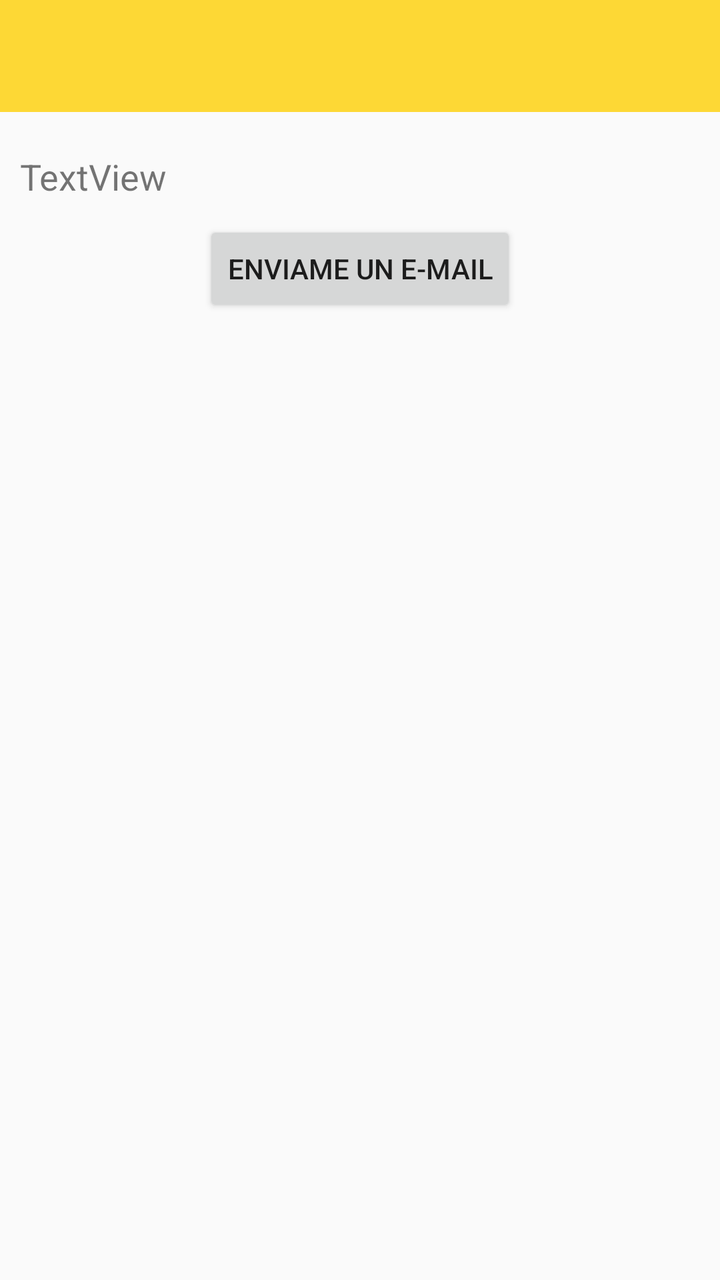
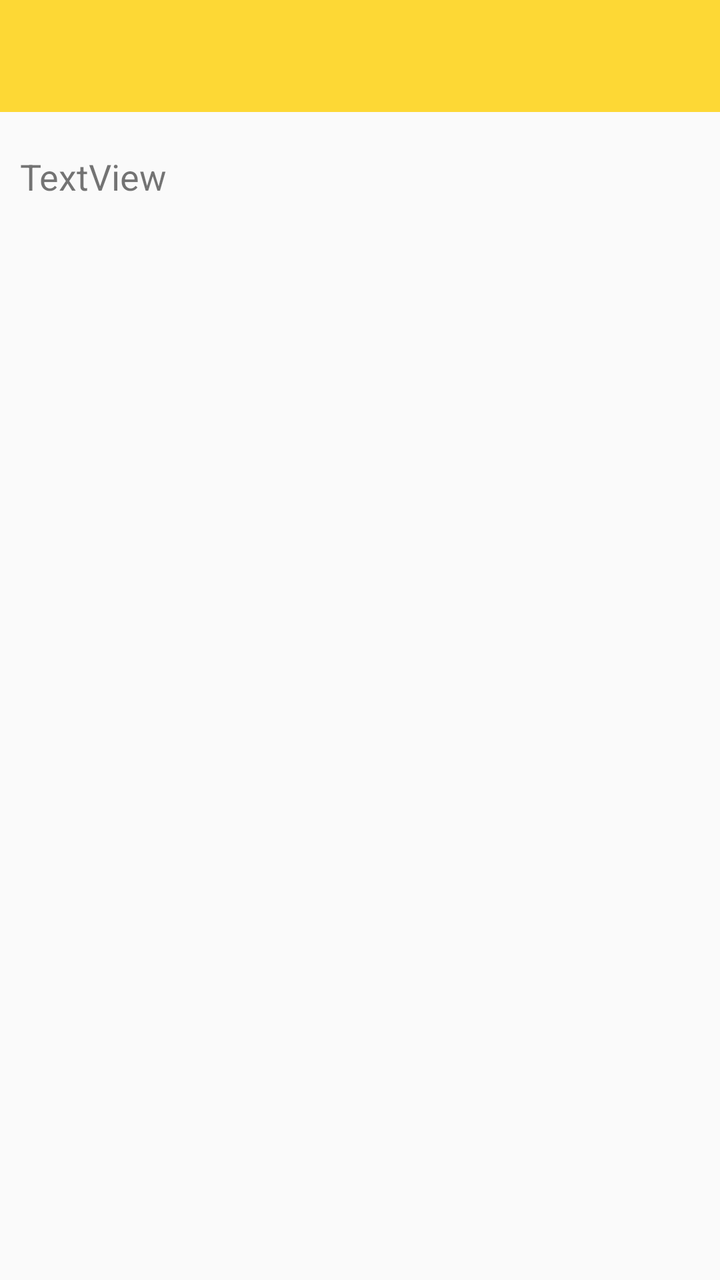

The first picture is an Android layout as it rendered before a commit; the second is the same layout after the commit. The layout source and the unified diff follow.
<!-- AndroidManifest.xml: application theme AppTheme -->
<!-- res/layout/activity_ayuda.xml -->
<?xml version="1.0" encoding="utf-8"?>
<androidx.constraintlayout.widget.ConstraintLayout xmlns:android="http://schemas.android.com/apk/res/android"
    xmlns:app="http://schemas.android.com/apk/res-auto"
    xmlns:tools="http://schemas.android.com/tools"
    android:layout_width="match_parent"
    android:layout_height="match_parent"
    tools:context="com.sistemas51.horarioslavalle.activity.Help">
    <androidx.appcompat.widget.Toolbar
        android:layout_width="match_parent"
        android:layout_height="wrap_content"
        android:background="@color/colorPrimary"
        android:id="@+id/toolbarHelp"/>

    <ScrollView
        android:layout_width="match_parent"
        android:layout_height="match_parent"
        android:layout_marginLeft="10dp"
        android:layout_marginRight="10dp"
        android:layout_marginTop="?attr/actionBarSize"
>

        <LinearLayout
            android:layout_width="match_parent"
            android:layout_height="wrap_content"
            android:orientation="vertical" >

            <TextView
                android:id="@+id/textView4"
                android:layout_marginTop="20dp"
                android:layout_width="match_parent"
                android:layout_height="wrap_content"
                android:text="TextView"
                android:textSize="18sp"
                tools:layout_editor_absoluteX="16dp"
                tools:layout_editor_absoluteY="16dp" />
            <Button
                android:id="@+id/contactMe"
                android:layout_marginTop="10dp"
                android:layout_width="wrap_content"
                android:layout_height="wrap_content"
                android:text="Enviame un e-mail"
                android:layout_gravity="center_horizontal"/>
        </LinearLayout>


    </ScrollView>

</androidx.constraintlayout.widget.ConstraintLayout>
<!-- resources referenced by this layout -->
<resources>
  <color name="colorPrimary">#fdd835</color>
  <style name="AppTheme" parent="Theme.AppCompat.Light.DarkActionBar">
          
          <item name="colorPrimary">@color/colorPrimary</item>
          <item name="colorPrimaryDark">@color/colorPrimaryDark</item>
          <item name="colorAccent">@color/colorAccent</item>
          <item name="android:actionBarStyle">@style/AppTheme.NoActionBar</item>
          <item name="windowActionBar">false</item>
          <item name="windowNoTitle">true</item>
      </style>
  <color name="colorPrimaryDark">#c6a700</color>
  <color name="colorAccent">#4caf50</color>
  <style name="AppTheme.NoActionBar">
  
      </style>
</resources>

<!-- the commit's change to res/layout/activity_ayuda.xml (unified diff, before → after) -->
@@ -2,8 +2,10 @@
 <androidx.constraintlayout.widget.ConstraintLayout xmlns:android="http://schemas.android.com/apk/res/android"
     xmlns:app="http://schemas.android.com/apk/res-auto"
     xmlns:tools="http://schemas.android.com/tools"
+    android:id="@+id/help_main_layout"
     android:layout_width="match_parent"
     android:layout_height="match_parent"
+    android:fitsSystemWindows="true"
     tools:context="com.sistemas51.horarioslavalle.activity.Help">
     <androidx.appcompat.widget.Toolbar
         android:layout_width="match_parent"
@@ -33,13 +35,6 @@
                 android:textSize="18sp"
                 tools:layout_editor_absoluteX="16dp"
                 tools:layout_editor_absoluteY="16dp" />
-            <Button
-                android:id="@+id/contactMe"
-                android:layout_marginTop="10dp"
-                android:layout_width="wrap_content"
-                android:layout_height="wrap_content"
-                android:text="Enviame un e-mail"
-                android:layout_gravity="center_horizontal"/>
         </LinearLayout>
 
 
